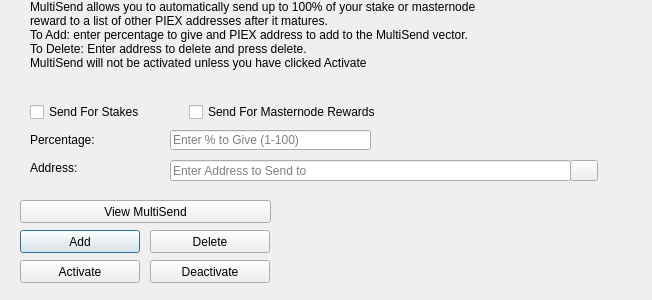
SocialSend/SocialSend, file src/qt/forms/multisenddialog.ui: the form before one commit.
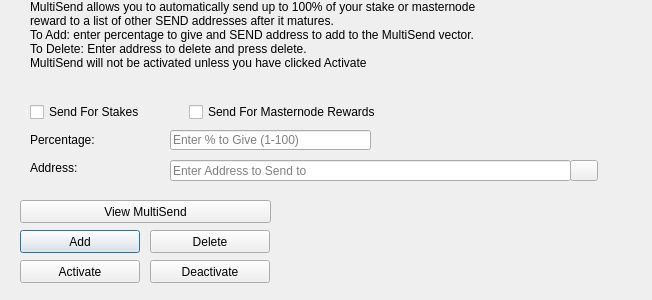
The form after the commit. Icons and pictures are not drawn.

Patch:
```diff
--- a/src/qt/forms/multisenddialog.ui
+++ b/src/qt/forms/multisenddialog.ui
@@ -61,8 +61,8 @@
     <number>1</number>
    </property>
    <property name="text">
-    <string>MultiSend allows you to automatically send up to 100% of your stake or masternode reward to a list of other PIEX addresses after it matures.
-To Add: enter percentage to give and PIEX address to add to the MultiSend vector.
+    <string>MultiSend allows you to automatically send up to 100% of your stake or masternode reward to a list of other SEND addresses after it matures.
+To Add: enter percentage to give and SEND address to add to the MultiSend vector.
 To Delete: Enter address to delete and press delete.
 MultiSend will not be activated unless you have clicked Activate</string>
    </property>
```
Left out of the diff: 4 changed lines with no effect on the pictures.
